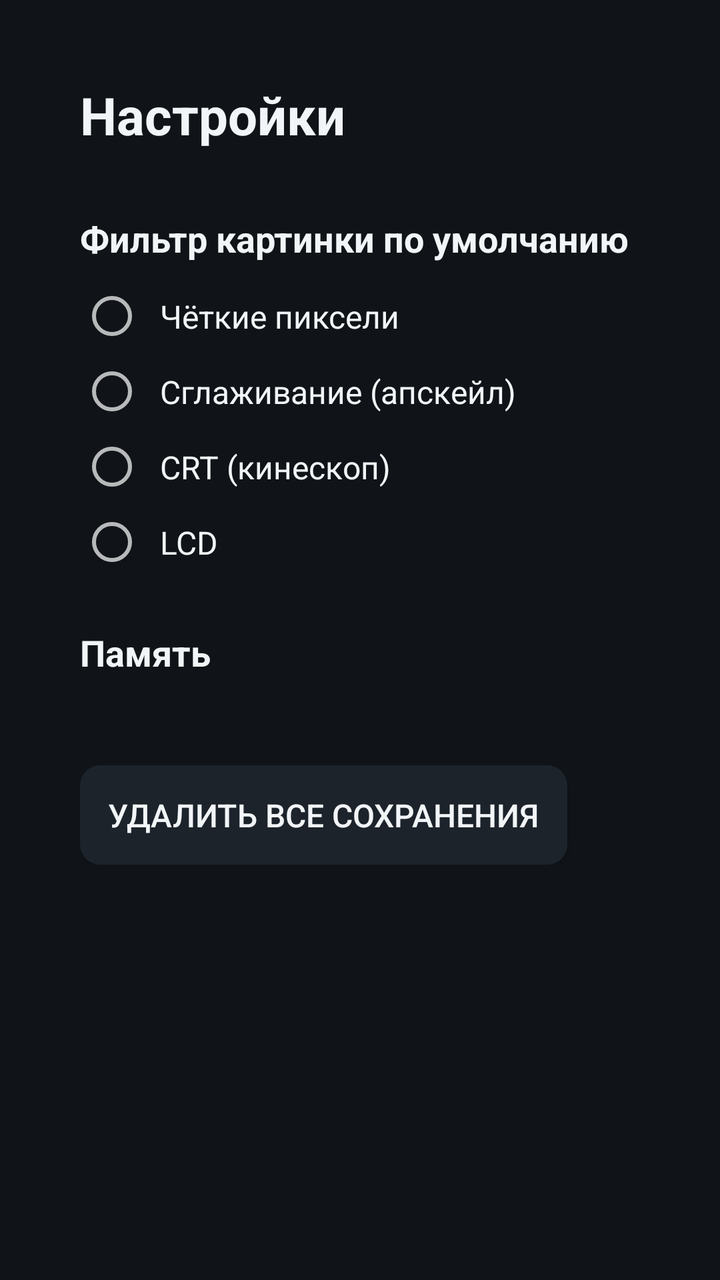
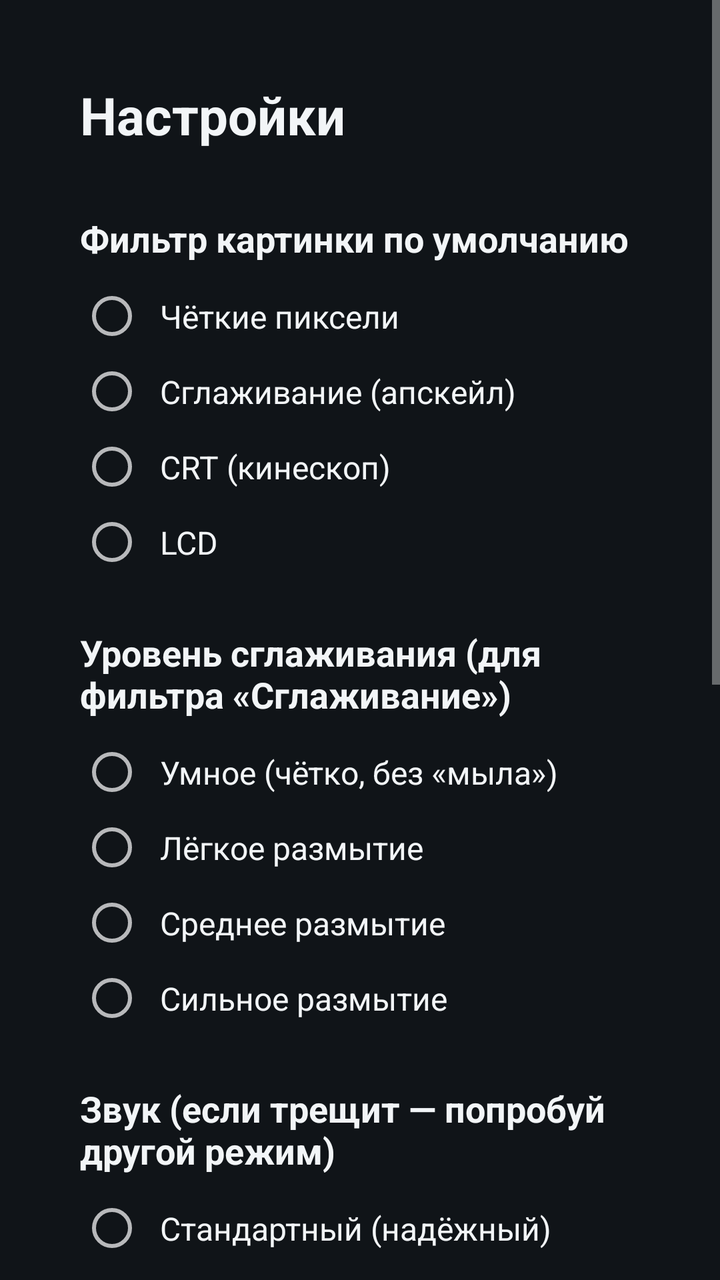

Compare the two renders of this Android layout. The source of the first and the diff that turns it into the second are given below.
<!-- AndroidManifest.xml: application theme Theme.RetroTV -->
<!-- res/layout/activity_settings.xml -->
<?xml version="1.0" encoding="utf-8"?>
<ScrollView xmlns:android="http://schemas.android.com/apk/res/android"
    android:layout_width="match_parent"
    android:layout_height="match_parent"
    android:background="@color/bg">

    <LinearLayout
        android:layout_width="match_parent"
        android:layout_height="wrap_content"
        android:orientation="vertical"
        android:padding="40dp">

        <TextView style="@style/SettingsHeader" android:text="@string/settings" android:textSize="26sp" />

        <TextView style="@style/SettingsHeader" android:layout_marginTop="24dp"
            android:text="@string/default_filter" />
        <RadioGroup android:id="@+id/filterGroup"
            android:layout_width="wrap_content" android:layout_height="wrap_content">
            <RadioButton android:id="@+id/fSharp" style="@style/SettingsRadio" android:text="@string/f_sharp" />
            <RadioButton android:id="@+id/fSmooth" style="@style/SettingsRadio" android:text="@string/f_smooth" />
            <RadioButton android:id="@+id/fCrt" style="@style/SettingsRadio" android:text="@string/f_crt" />
            <RadioButton android:id="@+id/fLcd" style="@style/SettingsRadio" android:text="@string/f_lcd" />
        </RadioGroup>

        <TextView style="@style/SettingsHeader" android:layout_marginTop="24dp"
            android:text="@string/storage" />
        <TextView android:id="@+id/storageInfo"
            android:layout_width="wrap_content" android:layout_height="wrap_content"
            android:textColor="@color/text_dim" android:textSize="15sp" />

        <Button android:id="@+id/btnClearStates" style="@style/PauseButton"
            android:layout_marginTop="16dp"
            android:layout_width="wrap_content"
            android:text="@string/clear_states" />
    </LinearLayout>
</ScrollView>
<!-- resources referenced by this layout -->
<resources>
  <color name="bg">#101418</color>
  <color name="text_dim">#8A9AA8</color>
  <string name="clear_states">Удалить все сохранения</string>
  <string name="default_filter">Фильтр картинки по умолчанию</string>
  <string name="f_crt">CRT (кинескоп)</string>
  <string name="f_lcd">LCD</string>
  <string name="f_sharp">Чёткие пиксели</string>
  <string name="f_smooth">Сглаживание (апскейл)</string>
  <string name="settings">Настройки</string>
  <string name="storage">Память</string>
  <style name="PauseButton">
          <item name="android:layout_width">match_parent</item>
          <item name="android:layout_height">wrap_content</item>
          <item name="android:layout_marginTop">8dp</item>
          <item name="android:background">@drawable/focusable_button</item>
          <item name="android:textColor">@color/text</item>
          <item name="android:textSize">16sp</item>
          <item name="android:focusable">true</item>
          <item name="android:padding">14dp</item>
      </style>
  <style name="SettingsHeader">
          <item name="android:layout_width">wrap_content</item>
          <item name="android:layout_height">wrap_content</item>
          <item name="android:textColor">@color/text</item>
          <item name="android:textSize">18sp</item>
          <item name="android:textStyle">bold</item>
          <item name="android:layout_marginBottom">8dp</item>
      </style>
  <style name="SettingsRadio">
          <item name="android:layout_width">wrap_content</item>
          <item name="android:layout_height">wrap_content</item>
          <item name="android:textColor">@color/text</item>
          <item name="android:textSize">16sp</item>
          <item name="android:focusable">true</item>
          <item name="android:padding">8dp</item>
      </style>
  <style name="Theme.RetroTV" parent="Theme.AppCompat.NoActionBar">
          <item name="android:windowBackground">@color/bg</item>
          <item name="colorAccent">@color/accent</item>
          <item name="android:textColor">@color/text</item>
      </style>
  <!-- drawable focusable_button (drawable) -->
  <?xml version="1.0" encoding="utf-8"?>
  <selector xmlns:android="http://schemas.android.com/apk/res/android">
      <item android:state_focused="true">
          <shape android:shape="rectangle">
              <solid android:color="@color/card_focus" />
              <stroke android:width="2dp" android:color="@color/accent" />
              <corners android:radius="10dp" />
          </shape>
      </item>
      <item android:state_pressed="true">
          <shape android:shape="rectangle">
              <solid android:color="@color/accent" />
              <corners android:radius="10dp" />
          </shape>
      </item>
      <item>
          <shape android:shape="rectangle">
              <solid android:color="@color/card" />
              <corners android:radius="10dp" />
          </shape>
      </item>
  </selector>
  <color name="text">#F2F5F7</color>
  <color name="accent">#4FC3F7</color>
  <color name="card_focus">#2E4057</color>
  <color name="card">#1C232B</color>
</resources>

<!-- the commit's change to res/layout/activity_settings.xml (unified diff, before → after) -->
@@ -23,6 +23,41 @@
         </RadioGroup>
 
         <TextView style="@style/SettingsHeader" android:layout_marginTop="24dp"
+            android:text="@string/smooth_level" />
+        <RadioGroup android:id="@+id/smoothGroup"
+            android:layout_width="wrap_content" android:layout_height="wrap_content">
+            <RadioButton android:id="@+id/slSmart" style="@style/SettingsRadio" android:text="@string/sl_smart" />
+            <RadioButton android:id="@+id/slLight" style="@style/SettingsRadio" android:text="@string/sl_light" />
+            <RadioButton android:id="@+id/slMedium" style="@style/SettingsRadio" android:text="@string/sl_medium" />
+            <RadioButton android:id="@+id/slStrong" style="@style/SettingsRadio" android:text="@string/sl_strong" />
+        </RadioGroup>
+
+        <TextView style="@style/SettingsHeader" android:layout_marginTop="24dp"
+            android:text="@string/audio_mode" />
+        <RadioGroup android:id="@+id/audioGroup"
+            android:layout_width="wrap_content" android:layout_height="wrap_content">
+            <RadioButton android:id="@+id/aStd" style="@style/SettingsRadio" android:text="@string/a_std" />
+            <RadioButton android:id="@+id/aLow" style="@style/SettingsRadio" android:text="@string/a_low" />
+        </RadioGroup>
+
+        <TextView style="@style/SettingsHeader" android:layout_marginTop="24dp"
+            android:text="@string/render_res" />
+        <RadioGroup android:id="@+id/resGroup"
+            android:layout_width="wrap_content" android:layout_height="wrap_content">
+            <RadioButton android:id="@+id/r720" style="@style/SettingsRadio" android:text="@string/r_720" />
+            <RadioButton android:id="@+id/r1080" style="@style/SettingsRadio" android:text="@string/r_1080" />
+            <RadioButton android:id="@+id/rNative" style="@style/SettingsRadio" android:text="@string/r_native" />
+        </RadioGroup>
+
+        <TextView style="@style/SettingsHeader" android:layout_marginTop="24dp"
+            android:text="@string/rewind_opt" />
+        <RadioGroup android:id="@+id/rewGroup"
+            android:layout_width="wrap_content" android:layout_height="wrap_content">
+            <RadioButton android:id="@+id/rewOn" style="@style/SettingsRadio" android:text="@string/rew_on" />
+            <RadioButton android:id="@+id/rewOff" style="@style/SettingsRadio" android:text="@string/rew_off" />
+        </RadioGroup>
+
+        <TextView style="@style/SettingsHeader" android:layout_marginTop="24dp"
             android:text="@string/storage" />
         <TextView android:id="@+id/storageInfo"
             android:layout_width="wrap_content" android:layout_height="wrap_content"
<!-- resource entries referenced after the edit -->
@@ -2,13 +2,28 @@
 <resources>
   <color name="bg">#101418</color>
   <color name="text_dim">#8A9AA8</color>
+  <string name="a_low">Низкая задержка</string>
+  <string name="a_std">Стандартный (надёжный)</string>
+  <string name="audio_mode">Звук (если трещит — попробуй другой режим)</string>
   <string name="clear_states">Удалить все сохранения</string>
   <string name="default_filter">Фильтр картинки по умолчанию</string>
   <string name="f_crt">CRT (кинескоп)</string>
   <string name="f_lcd">LCD</string>
   <string name="f_sharp">Чёткие пиксели</string>
   <string name="f_smooth">Сглаживание (апскейл)</string>
+  <string name="r_1080">1080p</string>
+  <string name="r_720">720p (рекомендуется)</string>
+  <string name="r_native">Родное (4K на 4K-панели)</string>
+  <string name="render_res">Разрешение картинки (720p — легче всего для ТВ)</string>
+  <string name="rew_off">Выключена</string>
+  <string name="rew_on">Включена</string>
+  <string name="rewind_opt">Отмотка назад на ~10 сек (кнопка R2)</string>
   <string name="settings">Настройки</string>
+  <string name="sl_light">Лёгкое размытие</string>
+  <string name="sl_medium">Среднее размытие</string>
+  <string name="sl_smart">Умное (чётко, без «мыла»)</string>
+  <string name="sl_strong">Сильное размытие</string>
+  <string name="smooth_level">Уровень сглаживания (для фильтра «Сглаживание»)</string>
   <string name="storage">Память</string>
   <style name="PauseButton">
           <item name="android:layout_width">match_parent</item>
